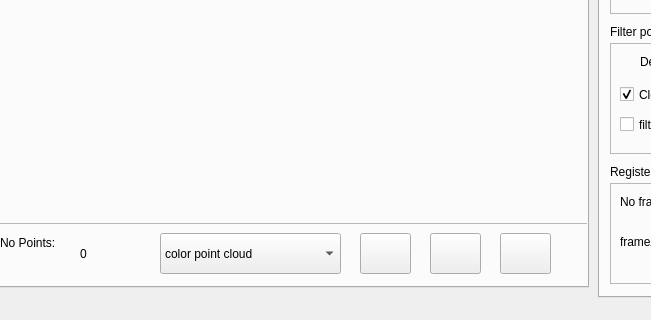
Jjat00/Deptherm-Inspection, file src/modules/InspectionAnalyzer/src/views/InspectionAnalyzer.ui: the form before one commit; both pictures show x 262 to 913 and y 303 to 623 of the 1170 by 623 pixel window.
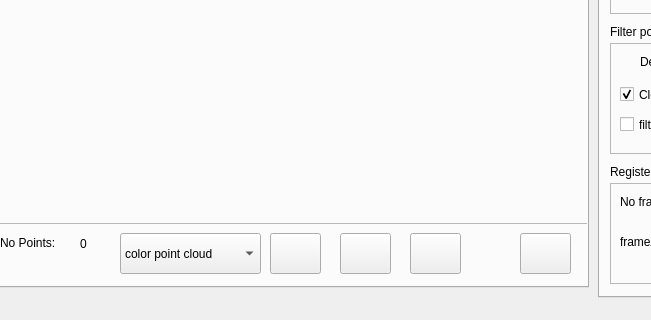
The form after the commit.

Diff of the .ui file:
```diff
--- a/src/modules/InspectionAnalyzer/src/views/InspectionAnalyzer.ui
+++ b/src/modules/InspectionAnalyzer/src/views/InspectionAnalyzer.ui
@@ -32,7 +32,7 @@
     <widget class="QPushButton" name="buttonClean">
      <property name="geometry">
       <rect>
-       <x>760</x>
+       <x>670</x>
        <y>510</y>
        <width>51</width>
        <height>41</height>
@@ -125,7 +125,7 @@
     <widget class="QPushButton" name="buttonShowPointCamera">
      <property name="geometry">
       <rect>
-       <x>620</x>
+       <x>530</x>
        <y>510</y>
        <width>51</width>
        <height>41</height>
@@ -164,9 +164,9 @@
     <widget class="QComboBox" name="boxChosenCloudCamera">
      <property name="geometry">
       <rect>
-       <x>420</x>
+       <x>380</x>
        <y>510</y>
-       <width>181</width>
+       <width>141</width>
        <height>41</height>
       </rect>
      </property>
@@ -184,7 +184,7 @@
     <widget class="QPushButton" name="buttonSavePointCloud">
      <property name="geometry">
       <rect>
-       <x>690</x>
+       <x>600</x>
        <y>510</y>
        <width>51</width>
        <height>41</height>
@@ -211,8 +211,8 @@
      <property name="geometry">
       <rect>
        <x>340</x>
-       <y>520</y>
-       <width>71</width>
+       <y>510</y>
+       <width>31</width>
        <height>21</height>
       </rect>
      </property>
@@ -252,6 +252,19 @@
       <set>Qt::AlignCenter</set>
      </property>
     </widget>
+    <widget class="QPushButton" name="buttonUpload">
+     <property name="geometry">
+      <rect>
+       <x>780</x>
+       <y>510</y>
+       <width>51</width>
+       <height>41</height>
+      </rect>
+     </property>
+     <property name="text">
+      <string/>
+     </property>
+    </widget>
    </widget>
    <widget class="QWidget" name="tab_2">
     <attribute name="title">
```
